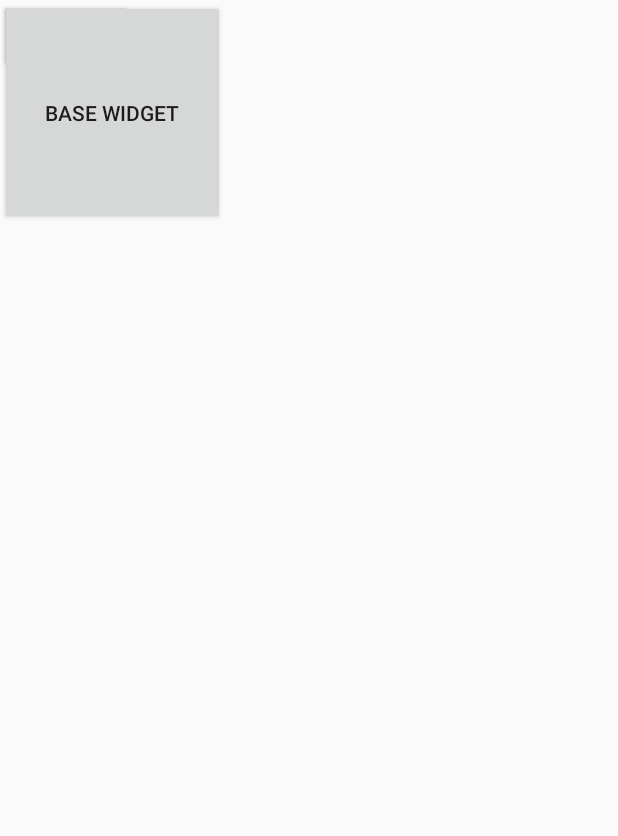
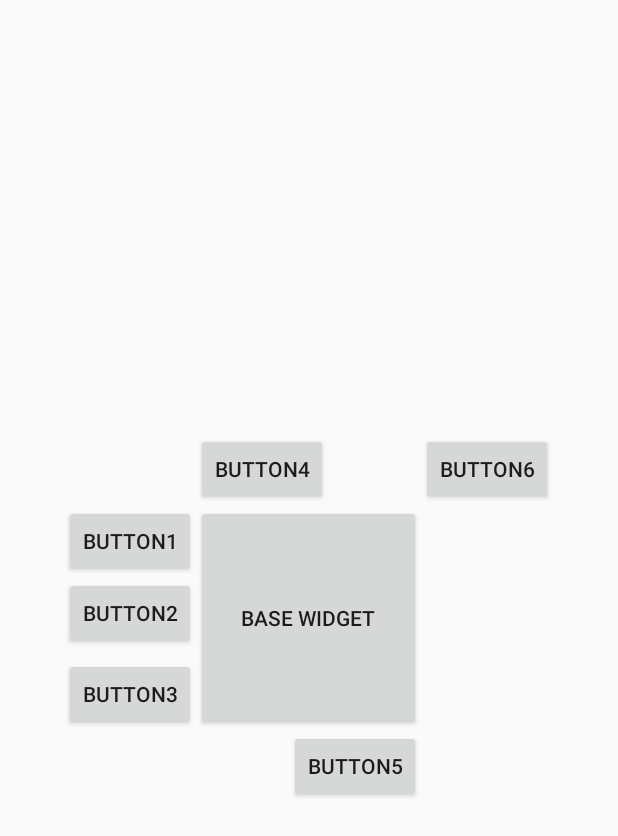
Before and after one commit to StarryPurp/RealativeLayoutTest, an Android app: the layout activity_main2.xml on its own in the app's theme, with its tools: preview values and no code run, on a phone screen of 412 x 824 dp. Shown: the top 836 px of the screen. Run offline under Robolectric (Android 15) with nearby library versions, the phone set to English and light mode, and no system bars.

Commit message:
#2 Relative Layout Basement

```diff
--- a/app/src/main/res/layout/activity_main2.xml
+++ b/app/src/main/res/layout/activity_main2.xml
@@ -7,11 +7,50 @@
         android:layout_width="150dp"
         android:layout_height="150dp"
         android:text="Base Widget"
+        android:layout_centerInParent="true"
+        />
+    <Button
+        android:id="@+id/btn_1"
+        android:layout_width="wrap_content"
+        android:layout_height="wrap_content"
+        android:layout_toLeftOf="@+id/btn_base"
+        android:layout_alignTop="@+id/btn_base"
+        android:text="Button1"
         />
     <Button
         android:layout_width="wrap_content"
         android:layout_height="wrap_content"
-
+        android:layout_below="@+id/btn_1"
+        android:layout_toLeftOf="@+id/btn_base"
+        android:text="Button2"
+        />
+    <Button
+        android:layout_width="wrap_content"
+        android:layout_height="wrap_content"
+        android:layout_toLeftOf="@+id/btn_base"
+        android:layout_alignBottom="@+id/btn_base"
+        android:text="Button3"
+        />
+    <Button
+        android:layout_width="wrap_content"
+        android:layout_height="wrap_content"
+        android:layout_above="@+id/btn_base"
+        android:layout_alignLeft="@+id/btn_base"
+        android:text="Button4"
+        />
+    <Button
+        android:layout_width="wrap_content"
+        android:layout_height="wrap_content"
+        android:layout_below="@+id/btn_base"
+        android:layout_alignRight="@+id/btn_base"
+        android:text="Button5"
+        />
+    <Button
+        android:layout_width="wrap_content"
+        android:layout_height="wrap_content"
+        android:layout_above="@+id/btn_base"
+        android:layout_toRightOf="@+id/btn_base"
+        android:text="Button6"
         />
 
 </RelativeLayout>
```
